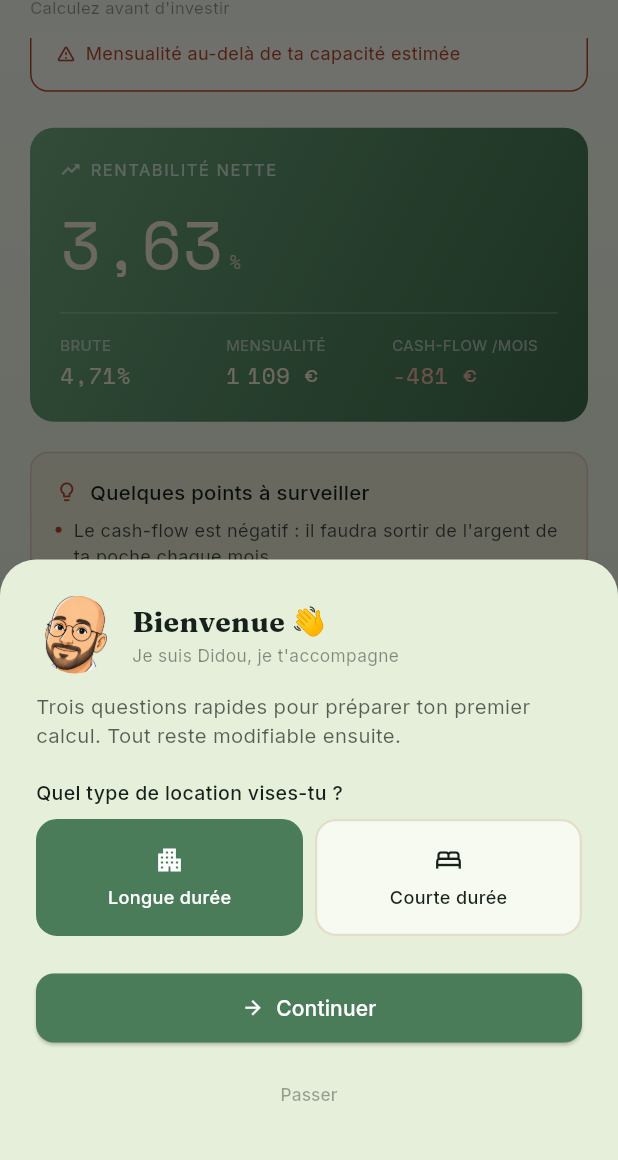
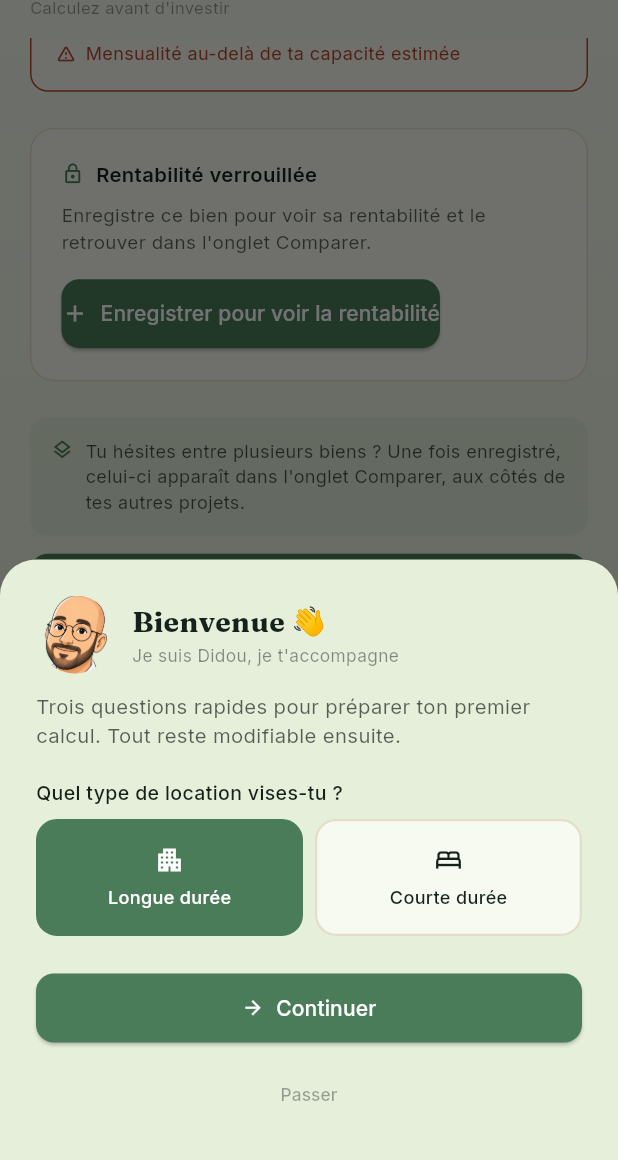
Before and after one commit to didouscossss/Didou-immo, a Flutter app: the screen it shows once a user with an empty profile is signed in, scrolled down 2099 dp, on a phone screen of 412 x 824 dp, the part 57-1217 px from its top. Run offline on Flutter 3.47's test engine with Material 3 defaults, Android fonts, the phone set to English and light mode, and no system bars; our stand-ins replace cloud_firestore, cloud_functions, file_picker, firebase_auth, firebase_core, firebase_storage and 10 more; missing offline and left inert: dart:js_interop; accounts and stored records are empty; network calls fail.

Commit message:
Verrouille la rentabilité et l'identité du bien tant qu'il n'est pas enregistré
La rentabilité (rendement net, comparatif longue/courte durée,
stress-test) s'affichait en direct pendant la saisie, sans jamais exiger
d'enregistrer le bien — un investisseur pouvait analyser autant de biens
qu'il voulait sans jamais consommer un essai gratuit. Ces blocs sont
désormais remplacés par un message "Rentabilité verrouillée" tant que le
bien n'a jamais été enregistré au moins une fois.

Une fois enregistré, la localisation, le prix, la surface et le type de
bien deviennent non modifiables (`RendementState.identityLocked`) : les
autres champs (loyer, charges, taux, mode de location...) restent
ajustables librement via "Mettre à jour ce bien", sans reverrouiller la
rentabilité ni consommer de nouvel essai. Pour évaluer un bien réellement
différent, un bandeau "+ Nouveau bien" repart d'un formulaire vierge —
seule façon de changer la localisation/le prix/la surface/le type, ce qui
garantit qu'analyser un bien différent consomme bien un nouvel essai
gratuit plutôt que de détourner discrètement le même bien enregistré.

`RendementState.saveCurrentProperty` fait maintenant pointer `editingId`
vers le bien créé/mis à jour au lieu de le remettre à `null` : un
enregistrement répété sur le même brouillon met donc toujours à jour CE
bien plutôt que d'en créer un autre par erreur.

```diff
--- a/lib/screens/rendement/calc_screen.dart
+++ b/lib/screens/rendement/calc_screen.dart
@@ -48,19 +48,76 @@ class _CalcScreenState extends State<CalcScreen> {
     return ListView(
       padding: const EdgeInsets.fromLTRB(20, 8, 20, 24),
       children: [
+        if (state.identityLocked) _newPropertyBanner(state),
         for (final id in state.visibleSections(AppTab.calc)) ..._buildSection(id, state, isNovice),
       ],
     );
   }
 
+  /// Une fois un bien enregistré, sa localisation/son prix/sa surface/son
+  /// type sont verrouillés (voir `_sectionBien`, `_sectionLocalisation`) —
+  /// seul "+ Nouveau bien" permet d'en évaluer un autre, pour qu'analyser
+  /// un bien différent consomme bien un nouvel essai gratuit plutôt que de
+  /// détourner discrètement le même bien enregistré.
+  Widget _newPropertyBanner(RendementState state) {
+    return Container(
+      padding: const EdgeInsets.all(14),
+      margin: const EdgeInsets.only(bottom: 16),
+      decoration: BoxDecoration(color: AppColors.surface, borderRadius: BorderRadius.circular(12), border: Border.all(color: AppColors.border)),
+      child: Row(children: [
+        Icon(Icons.lock_outline, size: 15, color: AppColors.ink.withValues(alpha: 0.5)),
+        const SizedBox(width: 8),
+        Expanded(
+          child: Text(
+            'Localisation, prix, surface et type verrouillés sur ce bien enregistré.',
+            style: AppTextStyles.sans(fontSize: 11.5, color: AppColors.ink.withValues(alpha: 0.6)),
+          ),
+        ),
+        TextButton(
+          onPressed: () => _confirmNewProperty(context, state),
+          child: Text('+ Nouveau bien', style: AppTextStyles.sans(fontSize: 12, fontWeight: FontWeight.w600, color: AppColors.accent)),
+        ),
+      ]),
+    );
+  }
+
+  /// Avertit avant de perdre un calcul non enregistré (`state.formDirty`)
+  /// — même logique que `BiensScreen._openForEditing`.
+  Future<void> _confirmNewProperty(BuildContext context, RendementState state) async {
+    if (state.formDirty) {
+      final confirmed = await showDialog<bool>(
+        context: context,
+        builder: (_) => AlertDialog(
+          backgroundColor: AppColors.paper,
+          title: Text('Calcul non enregistré', style: AppTextStyles.serif(fontSize: 17, fontWeight: FontWeight.w700, color: AppColors.ink)),
+          content: Text(
+            "Tu as des modifications non enregistrées sur ce bien — commencer un nouveau bien les remplacera, tu les perdras.",
+            style: AppTextStyles.sans(fontSize: 13, color: AppColors.ink.withValues(alpha: 0.7)),
+          ),
+          actions: [
+            TextButton(onPressed: () => Navigator.of(context).pop(false), child: const Text('Annuler')),
+            TextButton(
+              onPressed: () => Navigator.of(context).pop(true),
+              child: Text('Continuer sans enregistrer', style: TextStyle(color: AppColors.alert)),
+            ),
+          ],
+        ),
+      );
+      if (confirmed != true) return;
+    }
+    state.startNewProperty();
+  }
+
   /// Blocs de l'onglet "Bien" — voir `kTabSections[AppTab.calc]` et
   /// `SectionCustomizationScreen`. 'stress_test' reste filtré par niveau
   /// ici, quel que soit l'ordre/la visibilité choisis par l'utilisateur
-  /// (voir `tab_sections.dart`).
+  /// (voir `tab_sections.dart`) ; 'resultats'/'comparatif'/'stress_test'
+  /// restent verrouillés (voir `_sectionResultats`) tant que ce bien n'a
+  /// jamais été enregistré.
   List<Widget> _buildSection(String id, RendementState state, bool isNovice) {
     switch (id) {
       case 'localisation':
-        return [_sectionLocalisation()];
+        return [_sectionLocalisation(state)];
       case 'bien':
         return [_sectionBien(state)];
       case 'revenus':
@@ -72,9 +129,9 @@ class _CalcScreenState extends State<CalcScreen> {
       case 'resultats':
         return [_sectionResultats(state)];
       case 'comparatif':
-        return [_sectionComparatif(state)];
+        return state.identityLocked ? [_sectionComparatif(state)] : const [];
       case 'stress_test':
-        return isNovice ? const [] : [_sectionStressTest(state)];
+        return isNovice || !state.identityLocked ? const [] : [_sectionStressTest(state)];
       case 'save':
         return [_sectionSave(state)];
       case 'export':
@@ -86,13 +143,16 @@ class _CalcScreenState extends State<CalcScreen> {
 
   // Localisation — en premier, avant même les caractéristiques du bien :
   // c'est elle qui détermine les repères de prix/marché.
-  Widget _sectionLocalisation() {
+  Widget _sectionLocalisation(RendementState state) {
     return Column(crossAxisAlignment: CrossAxisAlignment.stretch, children: [
       const SectionTitle('Localisation'),
       Text("Recherche n'importe quelle commune de France",
           style: AppTextStyles.sans(fontSize: 12, color: AppColors.ink.withValues(alpha: 0.45))),
       const SizedBox(height: 12),
-      const CommunePicker(),
+      AbsorbPointer(
+        absorbing: state.identityLocked,
+        child: Opacity(opacity: state.identityLocked ? 0.55 : 1, child: const CommunePicker()),
+      ),
       const SizedBox(height: 20),
       // Checklist de visite
       InkWell(
@@ -193,7 +253,11 @@ class _CalcScreenState extends State<CalcScreen> {
       ),
       const SizedBox(height: 12),
       ModeToggle(mode: form.mode, onChanged: (m) => set((f) => f.copyWith(mode: m))),
-      Row(children: [
+      AbsorbPointer(
+        absorbing: state.identityLocked,
+        child: Opacity(
+          opacity: state.identityLocked ? 0.55 : 1,
+          child: Row(children: [
             Expanded(
               child: NumberField(
                 label: "Prix d'achat",
@@ -215,17 +279,21 @@ class _CalcScreenState extends State<CalcScreen> {
               ),
             ),
           ]),
+        ),
+      ),
       const SizedBox(height: 12),
       Text('Typologie', style: AppTextStyles.sans(fontSize: 13, fontWeight: FontWeight.w500, color: AppColors.ink)),
       const SizedBox(height: 6),
-      Row(
+      Opacity(
+        opacity: state.identityLocked ? 0.55 : 1,
+        child: Row(
         children: typologies.map((t) {
           final active = form.typeBien == t.id;
           return Expanded(
             child: Padding(
               padding: const EdgeInsets.only(right: 6),
               child: GestureDetector(
-                onTap: () => set((f) => f.copyWith(typeBien: t.id, capacite: t.capaciteDefaut.toDouble())),
+                onTap: state.identityLocked ? null : () => set((f) => f.copyWith(typeBien: t.id, capacite: t.capaciteDefaut.toDouble())),
                 child: Container(
                   padding: const EdgeInsets.symmetric(vertical: 9),
                   alignment: Alignment.center,
@@ -241,6 +309,7 @@ class _CalcScreenState extends State<CalcScreen> {
             ),
           );
         }).toList(),
+        ),
       ),
       if (form.mode == RentalMode.longue) ...[
         const SizedBox(height: 12),
@@ -559,6 +628,8 @@ class _CalcScreenState extends State<CalcScreen> {
     final core = state.core;
     final isNovice = state.niveau == NiveauMode.novice;
 
+    if (!state.identityLocked) return _sectionResultatsLocked();
+
     return Column(crossAxisAlignment: CrossAxisAlignment.stretch, children: [
       Container(
         padding: const EdgeInsets.all(20),
@@ -587,6 +658,45 @@ class _CalcScreenState extends State<CalcScreen> {
       if (isNovice) VerdictCard(core: core, form: form),
       const SizedBox(height: 24),
     ]);
+  }
+
+  /// Tant que ce bien n'a jamais été enregistré — voir
+  /// `RendementState.identityLocked`, mis à `true` par le premier
+  /// enregistrement (ou en rouvrant un bien existant depuis "Comparer").
+  Widget _sectionResultatsLocked() {
+    return Container(
+      padding: const EdgeInsets.all(20),
+      margin: const EdgeInsets.only(bottom: 24),
+      decoration: BoxDecoration(
+        color: AppColors.surface,
+        borderRadius: BorderRadius.circular(16),
+        border: Border.all(color: AppColors.border),
+      ),
+      child: Column(crossAxisAlignment: CrossAxisAlignment.start, children: [
+        Row(children: [
+          Icon(Icons.lock_outline, size: 15, color: AppColors.accent),
+          const SizedBox(width: 8),
+          Text('Rentabilité verrouillée', style: AppTextStyles.sans(fontSize: 13.5, fontWeight: FontWeight.w600, color: AppColors.ink)),
+        ]),
+        const SizedBox(height: 10),
+        Text(
+          "Enregistre ce bien pour voir sa rentabilité et le retrouver dans l'onglet Comparer.",
+          style: AppTextStyles.sans(fontSize: 12.5, color: AppColors.ink.withValues(alpha: 0.7)),
+        ),
+        const SizedBox(height: 14),
+        ElevatedButton.icon(
+          onPressed: widget.onSave,
+          icon: const Icon(Icons.add),
+          label: const Text('Enregistrer pour voir la rentabilité'),
+          style: ElevatedButton.styleFrom(
+            backgroundColor: AppColors.accent,
+            foregroundColor: Colors.white,
+            padding: const EdgeInsets.symmetric(vertical: 13),
+            shape: RoundedRectangleBorder(borderRadius: BorderRadius.circular(12)),
+          ),
+        ),
+      ]),
+    );
   }
 
   Widget _sectionComparatif(RendementState state) {
```
Also changed, not shown: lib/screens/rendement/rendement_home.dart (+4 -3 lines), lib/state/rendement_state.dart (+38 -3 lines), 1 other file. Lines whose indentation alone changed are shown as unchanged.
